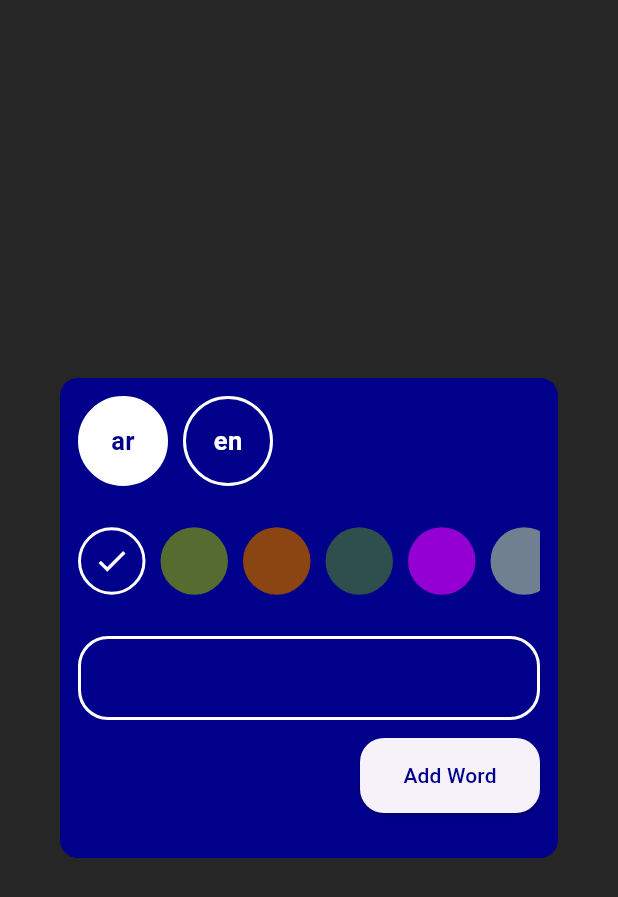
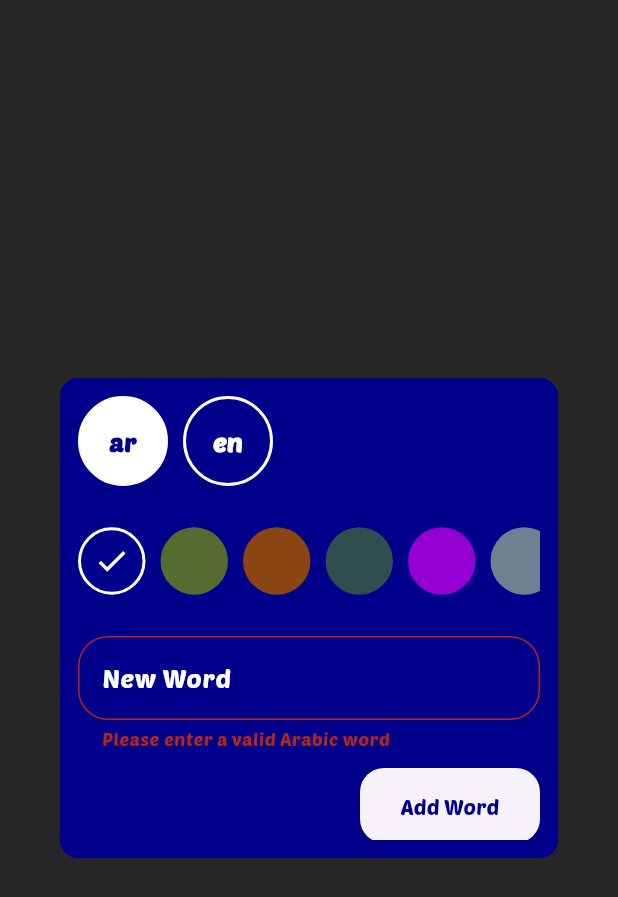
Before and after one commit to elbahy/vocabulary_notes, a Flutter app: the AddWordDialog widget shown alone on an empty page, opened directly, after a tap on "Add Word", on a phone screen of 412 x 824 dp. Shown: the top 897 px of the screen. Run offline on Flutter 3.47's test engine with Material 3 defaults, Android fonts, the phone set to English and light mode, and no system bars; our stand-ins replace flutter_bloc, hive_flutter; accounts and stored records are empty.

Commit message:
Dialog to add Word, part3

```diff
--- a/lib/core/styles/theme_manager.dart
+++ b/lib/core/styles/theme_manager.dart
@@ -5,6 +5,7 @@ import 'package:vocabulary_notes/core/styles/colors.dart';
 class ThemeManager {
   static ThemeData AppTheme = ThemeData(
     scaffoldBackgroundColor: AppColors.black,
+    fontFamily: 'PoetsenOne',
     appBarTheme: const AppBarTheme(
         backgroundColor: AppColors.black,
         elevation: 0,
--- a/lib/presentation/cubit/read_data_cubit/read_data_cubit.dart
+++ b/lib/presentation/cubit/read_data_cubit/read_data_cubit.dart
@@ -11,8 +11,8 @@ class ReadDataCubit extends Cubit<ReadDataState> {
   SortedBy sortedBy = SortedBy.time;
   Sortedtype sortedtype = Sortedtype.ascending;
 
-  static get(context) => BlocProvider.of<ReadDataCubit>(context);
-  final _box = Hive.box('words');
+  static ReadDataCubit get(context) => BlocProvider.of<ReadDataCubit>(context);
+  final _box = Hive.box(HiveConstants.wordsBox);
 
   void changeLangugeFilter(LangugeFilter filter) {
     langugeFilter = filter;
--- a/lib/presentation/cubit/write_data_cubit/write_data_cubit.dart
+++ b/lib/presentation/cubit/write_data_cubit/write_data_cubit.dart
@@ -10,7 +10,7 @@ class WriteDataCubit extends Cubit<WriteDataState> {
   String text = "";
   int color = 0xff00008B;
   bool isArabic = true;
-  static get(context) => BlocProvider.of<WriteDataCubit>(context);
+  static WriteDataCubit get(context) => BlocProvider.of<WriteDataCubit>(context);
   final Box box = Hive.box(HiveConstants.wordsBox);
 
   void changeText(String text) {
--- a/lib/presentation/widgets/add_word_button_widget.dart
+++ b/lib/presentation/widgets/add_word_button_widget.dart
@@ -4,13 +4,15 @@ class AddWordButtonWidget extends StatelessWidget {
   const AddWordButtonWidget({
     super.key,
     required this.colorCode,
+    required this.onPressed,
   });
 
+  final void Function() onPressed;
   final int colorCode;
   @override
   Widget build(BuildContext context) {
     return ElevatedButton(
-        onPressed: () {},
+        onPressed: onPressed,
         style: ElevatedButton.styleFrom(
           shape: const RoundedRectangleBorder(
             borderRadius: BorderRadius.all(Radius.circular(16)),
--- a/lib/presentation/widgets/add_word_dialog_widget.dart
+++ b/lib/presentation/widgets/add_word_dialog_widget.dart
@@ -1,5 +1,6 @@
 import 'package:flutter/material.dart';
 import 'package:flutter_bloc/flutter_bloc.dart';
+import 'package:vocabulary_notes/presentation/cubit/read_data_cubit/read_data_cubit.dart';
 import 'package:vocabulary_notes/presentation/cubit/write_data_cubit/write_data_cubit.dart';
 import 'package:vocabulary_notes/presentation/cubit/write_data_cubit/write_data_state.dart';
 import 'package:vocabulary_notes/presentation/widgets/add_word_button_widget.dart';
@@ -14,8 +15,16 @@ class AddWordDialog extends StatelessWidget {
 
   @override
   Widget build(BuildContext context) {
+    GlobalKey<FormState> formKey = GlobalKey<FormState>();
     return Dialog(
-      child: BlocBuilder<WriteDataCubit, WriteDataState>(
+      child: BlocConsumer<WriteDataCubit, WriteDataState>(
+        listener: (context, state) {
+          if (state is WriteDataSuccess) {
+            Navigator.pop(context);
+          } else if (state is WriteDataFailure) {
+            ScaffoldMessenger.of(context).showSnackBar(SnackBar(content: Text(state.message)));
+          }
+        },
         builder: (context, state) {
           return AnimatedContainer(
             duration: const Duration(milliseconds: 700),
@@ -25,6 +34,7 @@ class AddWordDialog extends StatelessWidget {
               color: Color(WriteDataCubit.get(context).color),
               borderRadius: BorderRadius.circular(12),
             ),
+            child: SingleChildScrollView(
               child: Column(
                 children: [
                   LanguageSelector(isArabicSelected: WriteDataCubit.get(context).isArabic),
@@ -42,9 +52,19 @@ class AddWordDialog extends StatelessWidget {
                         },
                         itemCount: ColorSelectorItem.colorsList.length),
                   ),
-                const AddWordFormWidget(),
-                Align(alignment: Alignment.centerRight, child: AddWordButtonWidget(colorCode: WriteDataCubit.get(context).color)),
+                  AddWordFormWidget(formKey: formKey),
+                  Align(
+                      alignment: Alignment.centerRight,
+                      child: AddWordButtonWidget(
+                          colorCode: WriteDataCubit.get(context).color,
+                          onPressed: () {
+                            if (formKey.currentState!.validate()) {
+                              WriteDataCubit.get(context).addWord();
+                              ReadDataCubit.get(context).getWords();
+                            }
+                          })),
                 ],
+              ),
             ),
           );
         },
--- a/lib/presentation/widgets/add_word_form_widget.dart
+++ b/lib/presentation/widgets/add_word_form_widget.dart
@@ -3,26 +3,61 @@ import 'package:vocabulary_notes/core/styles/colors.dart';
 import 'package:vocabulary_notes/presentation/cubit/write_data_cubit/write_data_cubit.dart';
 
 class AddWordFormWidget extends StatelessWidget {
-  const AddWordFormWidget({
-    super.key,
-  });
+  AddWordFormWidget({
+    Key? key,
+    required this.formKey,
+  }) : super(key: key);
+
+  final GlobalKey<FormState> formKey;
+
+  final arabicRegex = RegExp(r'^[\u0600-\u06FF\s]+$');
+  final englishRegex = RegExp(r'^[a-zA-Z\s]+$');
 
   @override
   Widget build(BuildContext context) {
     return Form(
+      key: formKey,
       child: Column(
         crossAxisAlignment: CrossAxisAlignment.end,
         children: [
           TextFormField(
+            style: const TextStyle(color: AppColors.white),
             decoration: InputDecoration(
-            enabledBorder: _BorderStyle(),
-            focusedBorder: _BorderStyle(),
+              enabledBorder: _borderStyle(),
+              focusedBorder: _borderStyle(),
+              border: _borderStyle(),
+              labelText: 'New Word',
+              labelStyle: const TextStyle(
+                color: AppColors.white,
+                fontSize: 17,
               ),
+            ),
+            onChanged: (value) {
+              WriteDataCubit.get(context).changeText(value);
+            },
+            validator: (value) {
+              if (WriteDataCubit.get(context).isArabic) {
+                if (value == null || value.isEmpty) {
+                  return 'Please enter a valid Arabic word';
+                } else if (!arabicRegex.hasMatch(value)) {
+                  return 'Please enter a valid Arabic word';
+                }
+              } else {
+                if (!(value != null && englishRegex.hasMatch(value))) {
+                  return 'Please enter a valid English word';
+                }
+              }
+              return null;
+            },
           ),
           const SizedBox(height: 12),
         ],
-    ));
+      ),
+    );
   }
 
-  OutlineInputBorder _BorderStyle() => OutlineInputBorder(borderRadius: BorderRadius.circular(20), borderSide: const BorderSide(color: AppColors.white, width: 2));
+  OutlineInputBorder _borderStyle() => OutlineInputBorder(
+        borderRadius: BorderRadius.circular(20),
+        borderSide: const BorderSide(color: AppColors.white, width: 2),
+      );
 }
```
Also changed, not shown: pubspec.yaml (+4 -4 lines), assets/fonts/PoetsenOne-Regular.ttf (added). Lines whose indentation alone changed are shown as unchanged.
